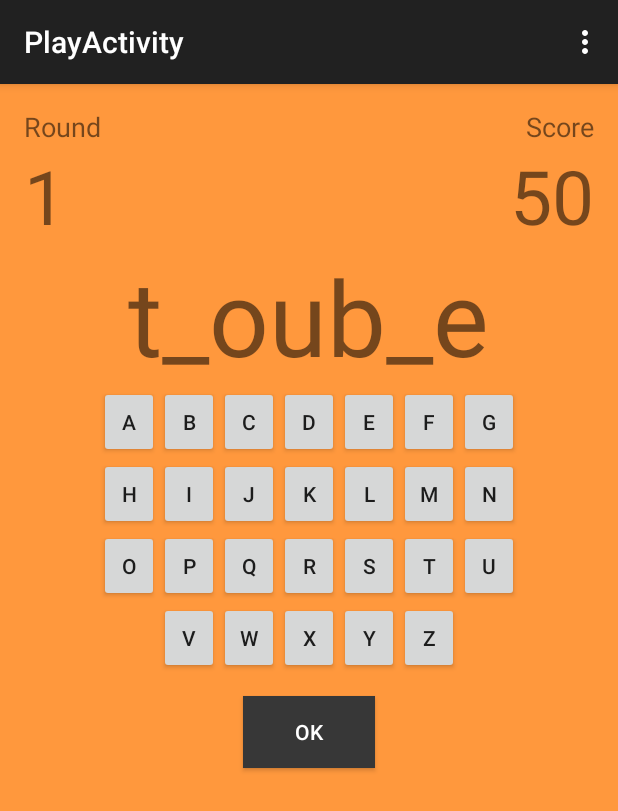
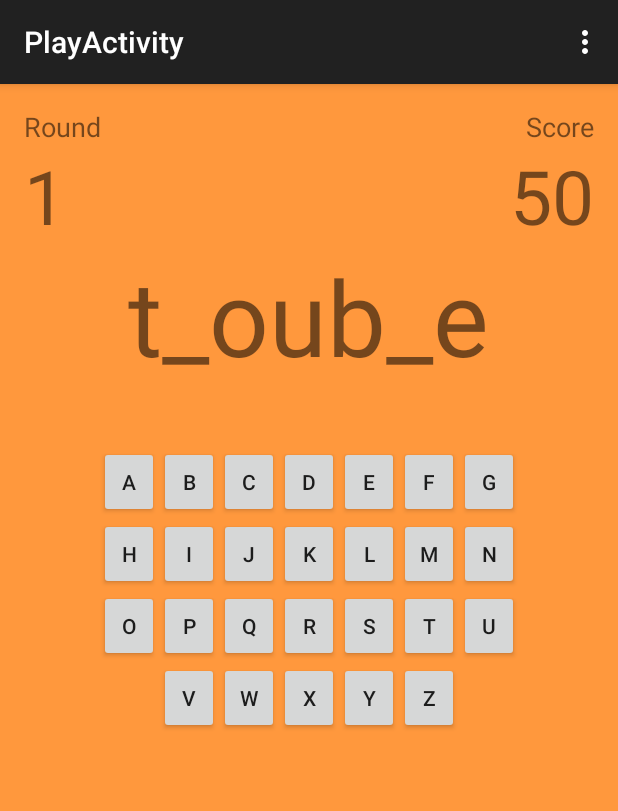
Before and after one commit to mintmymelo/YOU, an Android app: the PlayActivity screen opened directly, with no data from a screen before it, on a phone screen of 412 x 824 dp. Shown: the top 811 px of the screen. Run offline under Robolectric (Android 15) with nearby library versions, the phone set to English and light mode, and no system bars.

Commit message:
BSProject_V_1.10
Delete OK button

```diff
--- a/app/src/main/res/layout/activity_play.xml
+++ b/app/src/main/res/layout/activity_play.xml
@@ -84,7 +84,8 @@ android:gravity="center|center_vertical|center_horizontal"
         android:id="@+id/linearLayout4"
         android:gravity="center"
         android:layout_below="@+id/tvQuestion"
-        android:layout_alignParentStart="true">
+        android:layout_alignParentStart="true"
+        android:layout_marginTop="40dp">
 
         <GridLayout
             android:layout_width="wrap_content"
@@ -328,18 +329,6 @@ android:gravity="center|center_vertical|center_horizontal"
         </GridLayout>
     </LinearLayout>
 
-    <Button
-        android:layout_width="wrap_content"
-        android:layout_height="wrap_content"
-        android:text="OK"
-        android:id="@+id/btOK"
-        android:background="#ff373737"
-        android:textColor="#ffffff"
-        android:layout_marginTop="11dp"
-        android:layout_below="@+id/linearLayout4"
-        android:layout_centerHorizontal="true"
-        android:onClick="ButtonClicked" />
-
     <TextView
         android:layout_width="wrap_content"
         android:layout_height="wrap_content"
```
